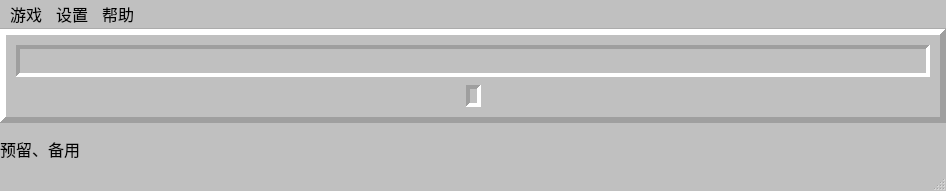
Old version of the form uiFiles/main_board.ui in the repository eee555/Solvable-Minesweeper.
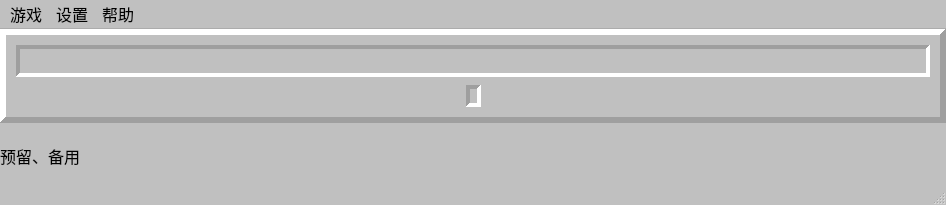
New version of the form. Icons and pictures are not drawn. Custom widgets are drawn as their Qt base class.

Diff of the .ui file:
```diff
--- a/uiFiles/main_board.ui
+++ b/uiFiles/main_board.ui
@@ -7,7 +7,7 @@
     <x>0</x>
     <y>0</y>
     <width>946</width>
-    <height>191</height>
+    <height>205</height>
    </rect>
   </property>
   <property name="sizePolicy">
```
Left out of the diff: 16 changed lines with no effect on the pictures.
